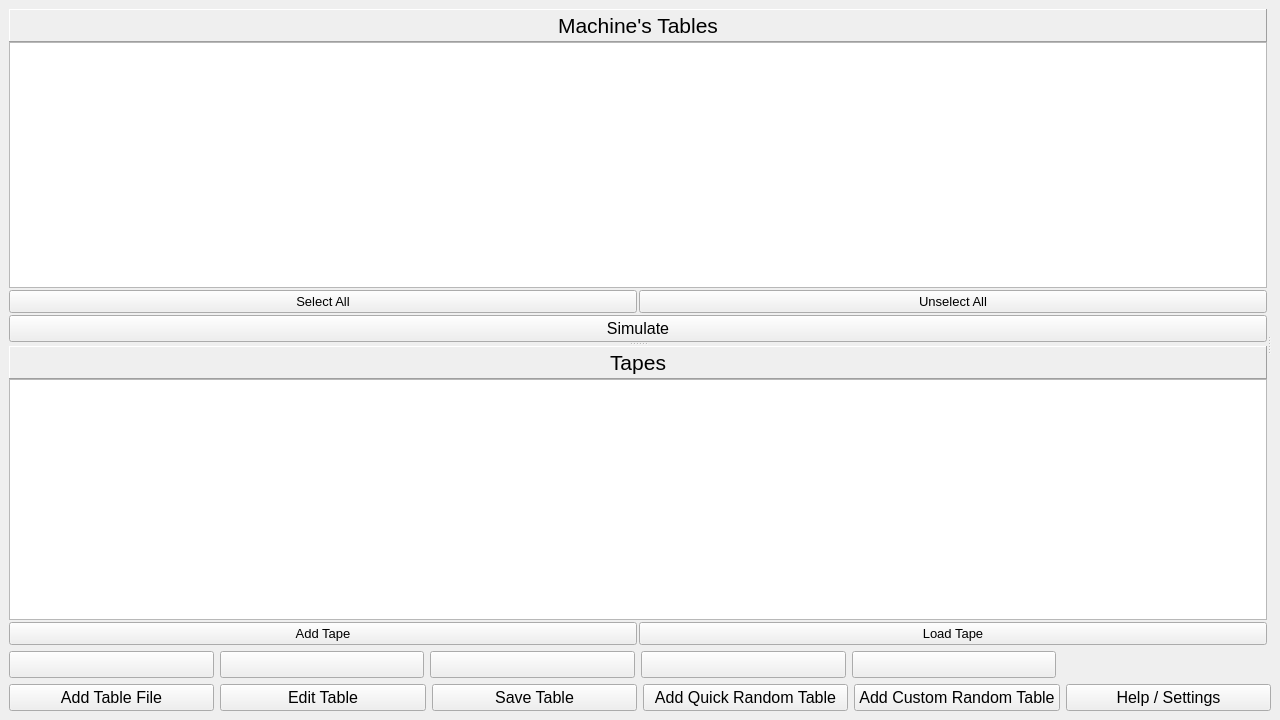
First picture: the form in Qt/TuringsMachineSimulator/usermachines.ui, repository fabioalves98/TuringsMachineGenerator, before the edit.
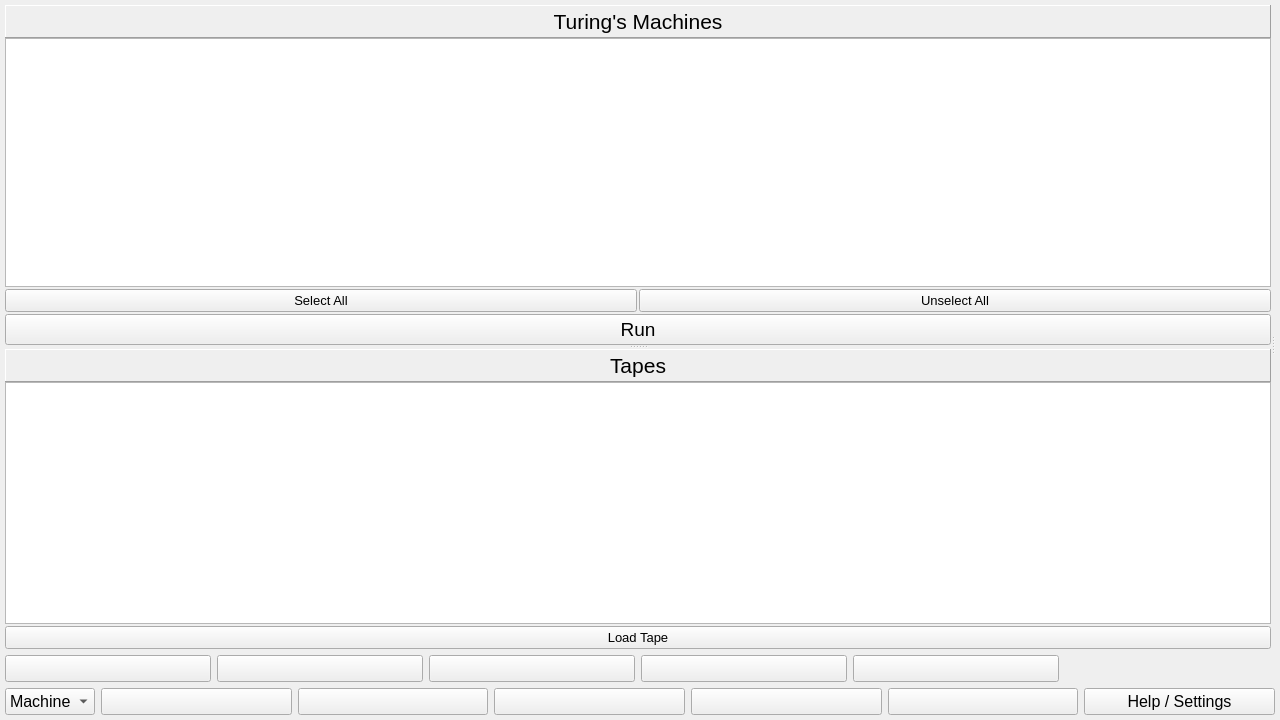
Second picture: the form after the edit.

Commit message: Need to change tape edition completly

The edit to the form file:
```diff
--- a/Qt/TuringsMachineSimulator/usermachines.ui
+++ b/Qt/TuringsMachineSimulator/usermachines.ui
@@ -20,6 +20,21 @@
   </property>
   <widget class="QWidget" name="centralwidget">
    <layout class="QVBoxLayout" name="verticalLayout_7">
+    <property name="spacing">
+     <number>6</number>
+    </property>
+    <property name="leftMargin">
+     <number>5</number>
+    </property>
+    <property name="topMargin">
+     <number>5</number>
+    </property>
+    <property name="rightMargin">
+     <number>5</number>
+    </property>
+    <property name="bottomMargin">
+     <number>5</number>
+    </property>
     <item>
      <widget class="QSplitter" name="listSplit">
       <property name="orientation">
@@ -70,7 +85,7 @@
                    <enum>QFrame::Raised</enum>
                   </property>
                   <property name="text">
-                   <string>Machine's Tables</string>
+                   <string>Turing's Machines</string>
                   </property>
                   <property name="alignment">
                    <set>Qt::AlignCenter</set>
@@ -127,11 +142,11 @@
                 </property>
                 <property name="font">
                  <font>
-                  <pointsize>12</pointsize>
+                  <pointsize>14</pointsize>
                  </font>
                 </property>
                 <property name="text">
-                 <string>Simulate</string>
+                 <string>Run</string>
                 </property>
                </widget>
               </item>
@@ -183,18 +198,6 @@
             </item>
             <item>
              <layout class="QHBoxLayout" name="horizontalLayout_3">
-              <item>
-               <widget class="QPushButton" name="addTapeBt">
-                <property name="font">
-                 <font>
-                  <pointsize>10</pointsize>
-                 </font>
-                </property>
-                <property name="text">
-                 <string>Add Tape</string>
-                </property>
-               </widget>
-              </item>
               <item>
                <widget class="QPushButton" name="loadTapeBt">
                 <property name="font">
@@ -344,6 +347,31 @@
     </item>
     <item>
      <layout class="QHBoxLayout" name="tableCtrlLt">
+      <item>
+       <widget class="QComboBox" name="buttonSelect">
+        <property name="maximumSize">
+         <size>
+          <width>90</width>
+          <height>16777215</height>
+         </size>
+        </property>
+        <property name="font">
+         <font>
+          <pointsize>12</pointsize>
+         </font>
+        </property>
+        <item>
+         <property name="text">
+          <string>Machine</string>
+         </property>
+        </item>
+        <item>
+         <property name="text">
+          <string>Tape</string>
+         </property>
+        </item>
+       </widget>
+      </item>
       <item>
        <widget class="QPushButton" name="addTableBt">
         <property name="font">
@@ -352,7 +380,7 @@
          </font>
         </property>
         <property name="text">
-         <string>Add Table File</string>
+         <string/>
         </property>
        </widget>
       </item>
@@ -364,7 +392,7 @@
          </font>
         </property>
         <property name="text">
-         <string>Edit Table</string>
+         <string/>
         </property>
        </widget>
       </item>
@@ -376,7 +404,7 @@
          </font>
         </property>
         <property name="text">
-         <string>Save Table</string>
+         <string/>
         </property>
        </widget>
       </item>
@@ -388,7 +416,7 @@
          </font>
         </property>
         <property name="text">
-         <string>Add Quick Random Table</string>
+         <string/>
         </property>
        </widget>
       </item>
@@ -400,7 +428,7 @@
          </font>
         </property>
         <property name="text">
-         <string>Add Custom Random Table</string>
+         <string/>
         </property>
        </widget>
       </item>
```
The commit also changes 47 other files.
